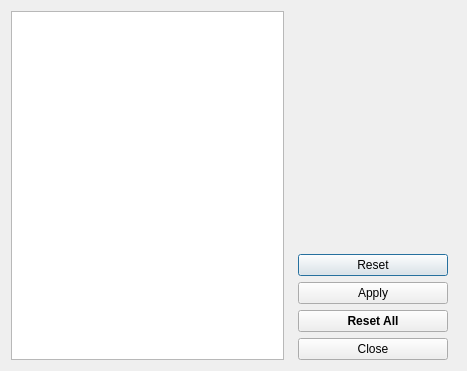
Qt form plotter_gui/curvecolorpick.ui (ziparker/PlotJuggler) before a commit.
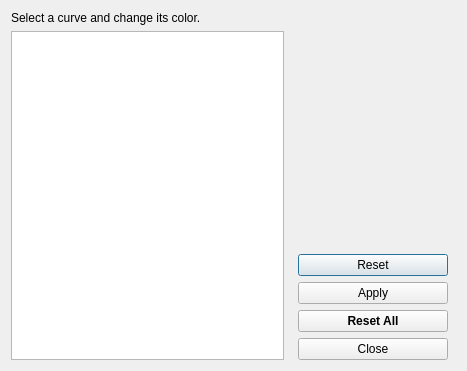
The same form after that commit.

Commit message: added a label to th dialog

What changed in the file:
```diff
--- a/plotter_gui/curvecolorpick.ui
+++ b/plotter_gui/curvecolorpick.ui
@@ -15,7 +15,21 @@
   </property>
   <layout class="QHBoxLayout" name="horizontalLayout">
    <item>
-    <widget class="QListWidget" name="listWidget"/>
+    <layout class="QVBoxLayout" name="verticalLayoutLeft">
+     <property name="leftMargin">
+      <number>0</number>
+     </property>
+     <item>
+      <widget class="QLabel" name="label">
+       <property name="text">
+        <string>Select a curve and change its color.</string>
+       </property>
+      </widget>
+     </item>
+     <item>
+      <widget class="QListWidget" name="listWidget"/>
+     </item>
+    </layout>
    </item>
    <item>
     <layout class="QVBoxLayout" name="verticalLayout">
```
Left out of the diff: 2 changed lines with no effect on the pictures. The commit also changes 1 other file.
